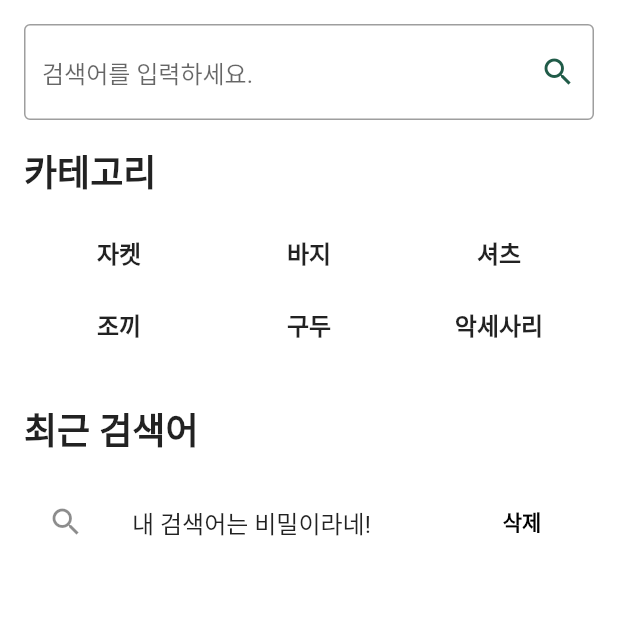
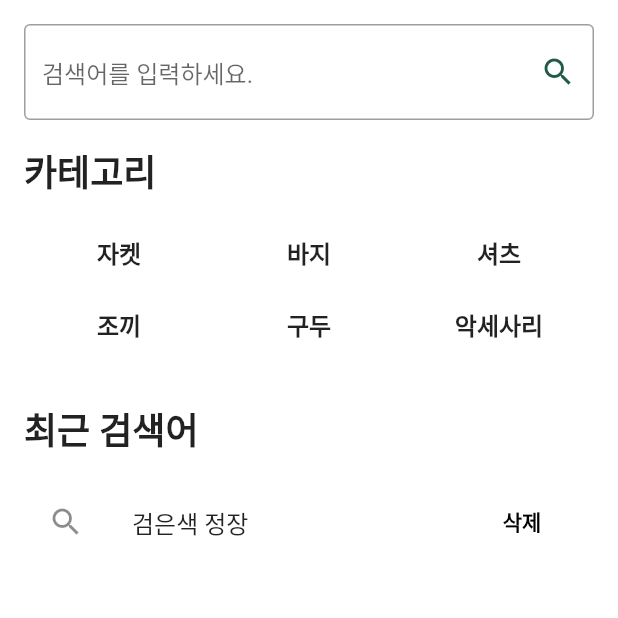
Before and after one commit to this-is-yello/d_day_cloth, a Flutter app: the Search screen opened directly, on a phone screen of 412 x 824 dp, the top half of it. Run offline on Flutter 3.47's test engine with Material 2 defaults, Android fonts, the phone set to English and light mode, and no system bars; our stand-ins replace carousel_slider, get, table_calendar; Roboto replaces fonts that are missing (Lineseed).

Commit message:
Update searchscreen.dart

```diff
--- a/flutter_d_day_cloth/lib/search/searchscreen.dart
+++ b/flutter_d_day_cloth/lib/search/searchscreen.dart
@@ -112,7 +112,7 @@ class Search extends StatelessWidget {
                         child: ListTile(
                           leading: Icon(Icons.search),
                           title: InkWell(
-                            child: Text('내 검색어는 비밀이라네!'),
+                            child: Text('검은색 정장'),
                             onTap: () {},
                           ),
                           trailing: TextButton(
```
